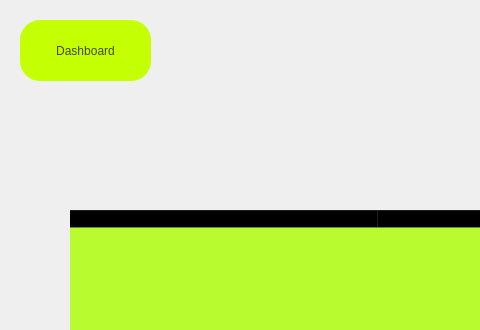
First picture: the form in viewmember.ui, repository audrina-ebrahimi/Library, before the edit; both pictures show x 0 to 480 and y 0 to 330 of the 1296 by 762 pixel window.
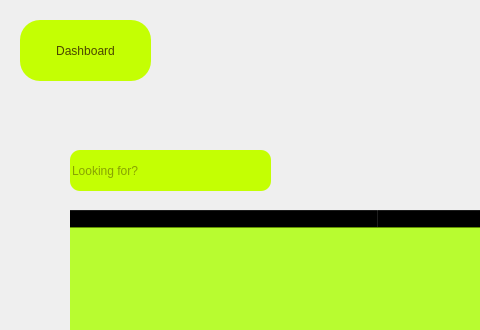
Second picture: the form after the edit. Icons and pictures are not drawn.

Commit message: Search problem fixed

Diff of the .ui file:
```diff
--- a/viewmember.ui
+++ b/viewmember.ui
@@ -245,6 +245,26 @@
      </property>
     </column>
    </widget>
+   <widget class="QLineEdit" name="lineEdit">
+    <property name="geometry">
+     <rect>
+      <x>70</x>
+      <y>150</y>
+      <width>201</width>
+      <height>41</height>
+     </rect>
+    </property>
+    <property name="styleSheet">
+     <string notr="true">color: rgb(75, 70, 0);
+	background-color: rgb(196, 255, 3);
+	font: 20pt &quot;Tw Cen MT Condensed Extra Bold&quot;;
+    border-radius: 10px;
+</string>
+    </property>
+    <property name="placeholderText">
+     <string>Looking for?</string>
+    </property>
+   </widget>
   </widget>
  </widget>
  <resources>
```
Left out of the diff: 3 changed lines with no effect on the pictures. The commit also changes 2 other files.
